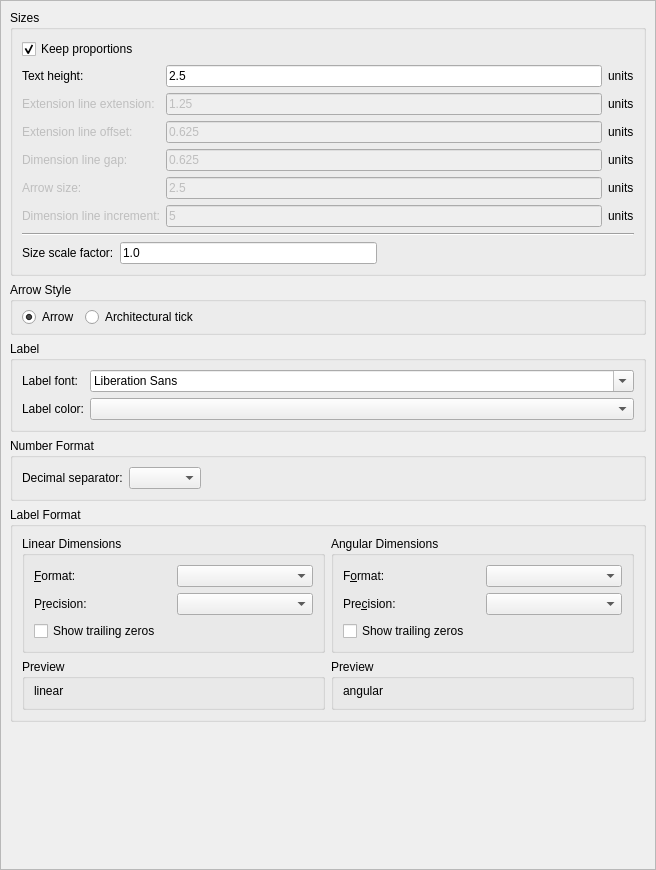
Old version of the form scripts/Edit/DrawingPreferences/DimensionSettings/PreferencesPage.ui in the repository qcad/qcad.
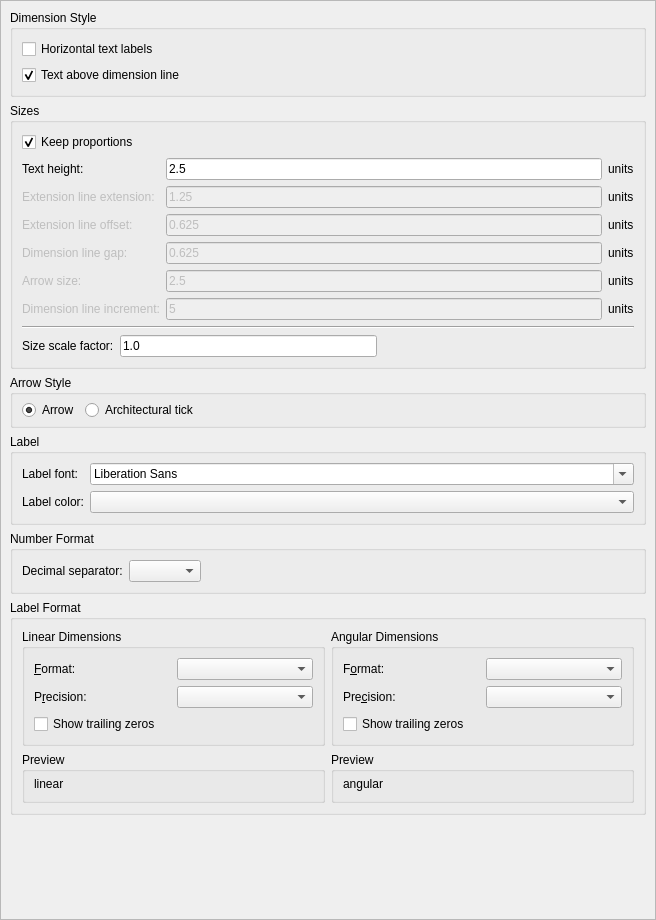
New version of the form. Custom widgets are drawn as their Qt base class.

Commit message: add dimension preferences for DIMTIH and DIMTAD

Patch:
```diff
--- a/scripts/Edit/DrawingPreferences/DimensionSettings/PreferencesPage.ui
+++ b/scripts/Edit/DrawingPreferences/DimensionSettings/PreferencesPage.ui
@@ -7,7 +7,7 @@
     <x>0</x>
     <y>0</y>
     <width>656</width>
-    <height>870</height>
+    <height>920</height>
    </rect>
   </property>
   <property name="widgetResizable">
@@ -19,10 +19,36 @@
      <x>0</x>
      <y>0</y>
      <width>654</width>
-     <height>868</height>
+     <height>918</height>
     </rect>
    </property>
-   <layout class="QVBoxLayout" name="verticalLayout_2">
+   <layout class="QVBoxLayout" name="verticalLayout_3">
+    <item>
+     <widget class="QGroupBox" name="groupBox_2">
+      <property name="title">
+       <string>Dimension Style</string>
+      </property>
+      <layout class="QVBoxLayout" name="verticalLayout_2">
+       <item>
+        <widget class="QCheckBox" name="DIMTIH">
+         <property name="text">
+          <string>Horizontal text labels</string>
+         </property>
+        </widget>
+       </item>
+       <item>
+        <widget class="QCheckBox" name="DIMTAD">
+         <property name="text">
+          <string>Text above dimension line</string>
+         </property>
+         <property name="checked">
+          <bool>true</bool>
+         </property>
+        </widget>
+       </item>
+      </layout>
+     </widget>
+    </item>
     <item>
      <widget class="QGroupBox" name="DimensionSizes">
       <property name="title">
```
The commit also changes 1 other file.
